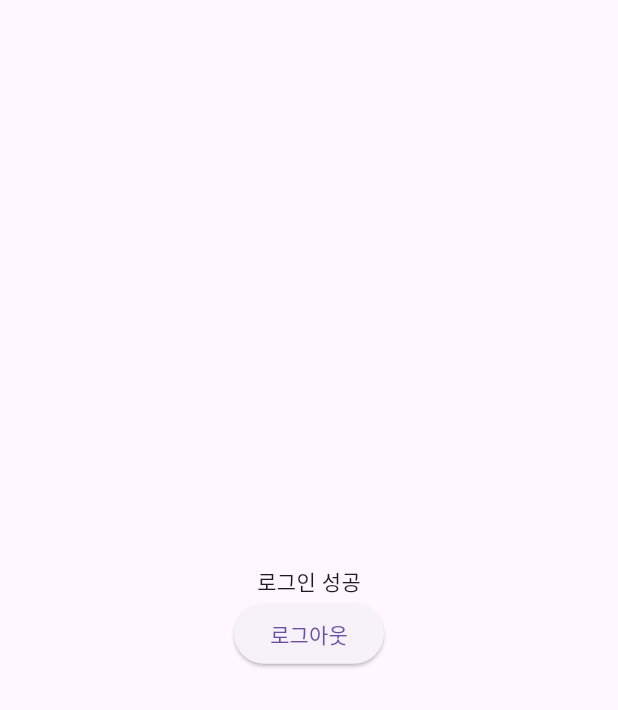
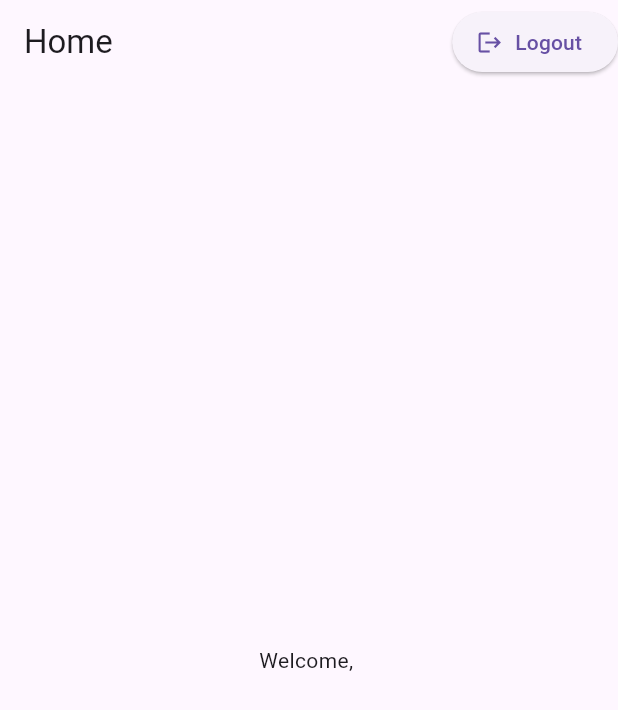
Before and after one commit to sunko-seoul/first_snow, a Flutter app: the screen it shows once a user with an empty profile is signed in, on a phone screen of 412 x 824 dp. Shown: the top 710 px of the screen. Run offline on Flutter 3.47's test engine with Material 3 defaults, Android fonts, the phone set to English and light mode, and no system bars; our stand-ins replace firebase_auth, firebase_core, flutter_svg; accounts and stored records are empty.

```diff
--- a/lib/main.dart
+++ b/lib/main.dart
@@ -11,12 +11,7 @@ void main() async {
   await Firebase.initializeApp(
     options: DefaultFirebaseOptions.currentPlatform,
   );
-  runApp(
-    ChangeNotifierProvider(
-      create: (context) => UserProvider(),
-      child: const MyApp(),
-    ),
-  );
+  runApp(MyApp());
 }
 
 class MyApp extends StatelessWidget {
@@ -24,28 +19,45 @@ class MyApp extends StatelessWidget {
 
   @override
   Widget build(BuildContext context) {
-    return MaterialApp(
-      title: 'First Snow',
-      home: Consumer<UserProvider>(
-        builder: (context, user, child) => user.status == Status.authenticated
-          ? Scaffold(
-          body: Center(
-            child: Column(
-              mainAxisAlignment: MainAxisAlignment.center,
-              children: [
-                Text('로그인 성공'),
-                ElevatedButton(
-                  onPressed: () async {
-                    await context.read<UserProvider>().signOut();
-                  },
-                  child: const Text('로그아웃'),
-                ),
-              ],
-            ),
-          ),
+    return ChangeNotifierProvider(
+      create: (context) => UserProvider(),
+      child: MaterialApp(
+        title: 'First Snow',
+        home: Consumer<UserProvider>(
+          builder: (context, user, child) {
+            return user.status == Status.authenticated
+              ? const HomeScreen()
+              : const SignInView();
+          },
         )
-          : const signinView(),
-      )
+      ),
     );
   }
 }
+
+class HomeScreen extends StatelessWidget {
+  const HomeScreen({super.key});
+
+  @override
+  Widget build(BuildContext context) {
+    final userProvider = Provider.of<UserProvider>(context);
+    return Scaffold(
+      appBar: AppBar(
+        title: const Text('Home'),
+        actions: [
+          ElevatedButton.icon(
+            icon: Icon(Icons.logout),
+            label: const Text('Logout'),
+            onPressed: () async {
+              await userProvider.signOut();
+            },
+          )
+        ],
+      ),
+      body: Center(
+        child: Text("Welcome, ${userProvider.user?.email ?? 'Guest'}"), // user가 없으면 Guest로 표시
+      ),
+
+    );
+  }
+}
--- a/lib/provider/user_provider.dart
+++ b/lib/provider/user_provider.dart
@@ -22,9 +22,10 @@ class UserProvider extends ChangeNotifier {
    , _user = FirebaseAuth.instance.currentUser
    , _status = FirebaseAuth.instance.currentUser != null
       ? Status.authenticated : Status.unauthenticated {
-    _auth.authStateChanges().listen(_onAuthStateChanged);
+    _auth.authStateChanges().listen(_onAuthStateChanged); // 스트림을 반환
   }
 
+  // 인증 상태가 변할때마다 호출되는 함수
   Future<void> _onAuthStateChanged(User? firebaseUser) async {
     if (firebaseUser == null) {
       _status = Status.unauthenticated;
@@ -80,8 +81,10 @@ class UserProvider extends ChangeNotifier {
       return e.toString();
     }
   }
+
   Future<void> signOut() async {
     await _auth.signOut();
+    _user = null;
     _status = Status.unauthenticated;
     notifyListeners();
   }
```
Also changed, not shown: lib/view/signin_view.dart (+10 -25 lines), lib/view/signup_view.dart (+12 -11 lines).
